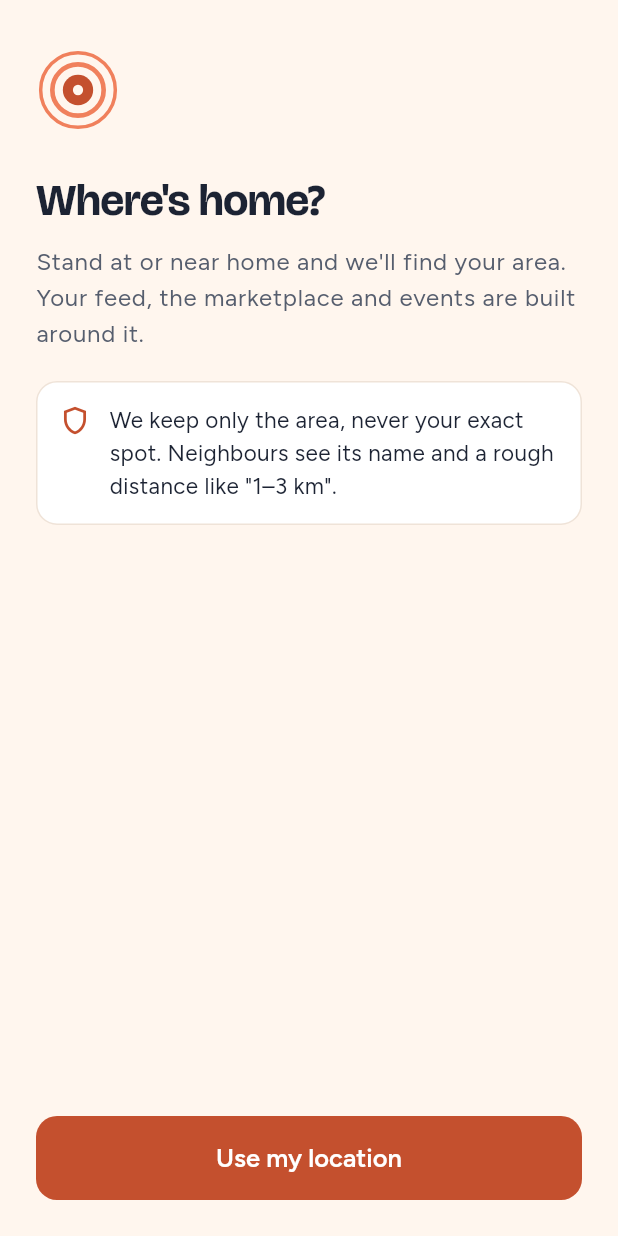
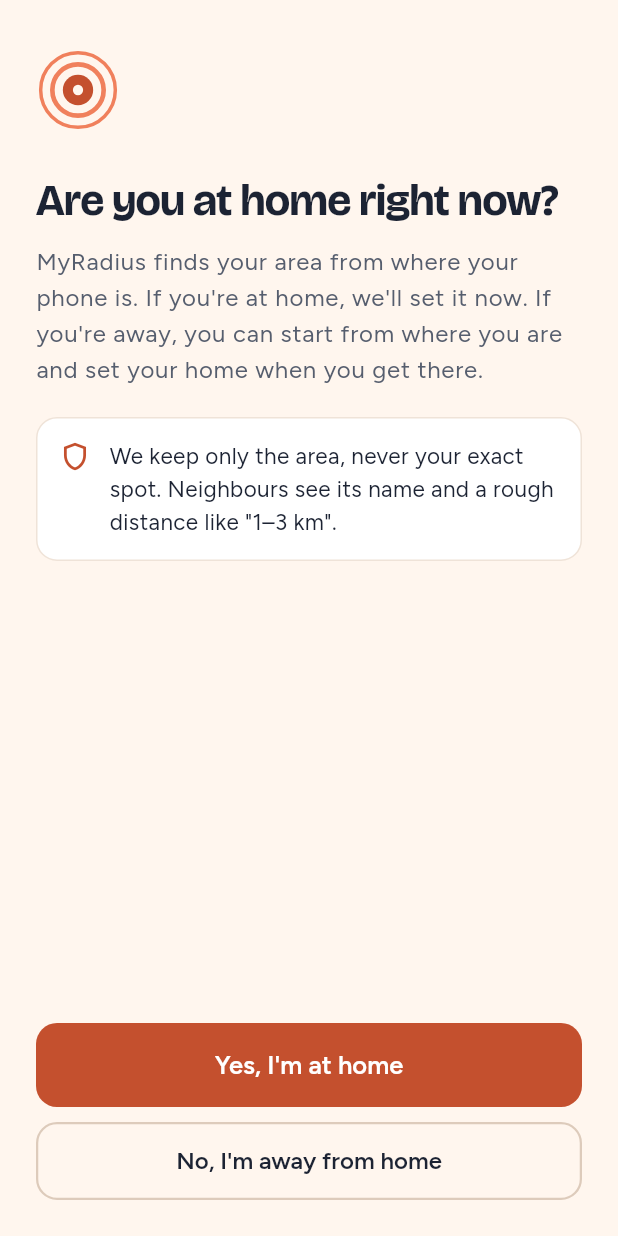
Before and after one commit to mosesgitonga/radius, a Flutter app: the HomeAreaScreen screen opened by its route, on a phone screen of 412 x 824 dp. Run offline on Flutter 3.47's test engine with Material 3 defaults, Android fonts, the phone set to English and light mode, and no system bars; our stand-ins replace cached_network_image, dio, flutter_riverpod, flutter_secure_storage, geolocator, go_router and 2 more; accounts and stored records are empty; network calls fail.

Commit message:
feat(mobile): ask whether the phone is at home, and remind until it is
The home step asks first; away, Home shows a card until the real home is set.
Privacy credits OpenStreetMap.

```diff
--- a/mobile/lib/features/auth/auth_models.dart
+++ b/mobile/lib/features/auth/auth_models.dart
@@ -69,6 +69,8 @@
     this.contactUnlockWindowDays = 7,
     this.presenceCheckDue = false,
     this.showInNearby = false,
+    this.homeProvisional = false,
+    this.homeConfirmBy,
   });
 
   factory Me.fromJson(Map<String, dynamic> json) => Me(
@@ -95,6 +97,8 @@
         contactUnlockWindowDays: json['contact_unlock_window_days'] as int? ?? 7,
         presenceCheckDue: json['presence_check_due'] as bool? ?? false,
         showInNearby: json['show_in_nearby'] as bool? ?? false,
+        homeProvisional: json['home_provisional'] as bool? ?? false,
+        homeConfirmBy: _date(json['home_confirm_by']),
       );
 
   static DateTime? _date(Object? value) => value == null ? null : DateTime.parse(value as String);
@@ -140,5 +144,10 @@
   /// Whether I chose to be listed in People nearby (decision M.8).
   final bool showInNearby;
 
+  /// Home was set away from home at sign-up; set the real one by [homeConfirmBy]
+  /// (decision M.10).
+  final bool homeProvisional;
+  final DateTime? homeConfirmBy;
+
   bool get deletionPending => deletionRequestedAt != null;
 }
--- a/mobile/lib/features/auth/auth_repository.dart
+++ b/mobile/lib/features/auth/auth_repository.dart
@@ -58,8 +58,13 @@
 
   /// Sends a GPS reading once; the server keeps only its area's cell and answers
   /// with the area's name. Nothing is stored on the phone.
-  Future<AreaLabel> setHome(Reading reading) async {
-    final data = Map<String, dynamic>.from(await _api.put('/me/location', body: reading.toJson()) as Map);
+  ///
+  /// With [atHome] false the person is signing up away from home: the home is
+  /// provisional until they set the real one (decision M.10).
+  Future<AreaLabel> setHome(Reading reading, {bool atHome = true}) async {
+    final data = Map<String, dynamic>.from(
+      await _api.put('/me/location', body: {...reading.toJson(), 'at_home': atHome}) as Map,
+    );
     return AreaLabel.fromJson(Map<String, dynamic>.from(data['area_label'] as Map));
   }
 
--- a/mobile/lib/features/auth/screens/home_area_screen.dart
+++ b/mobile/lib/features/auth/screens/home_area_screen.dart
@@ -8,9 +8,11 @@
 import '../../../core/widgets.dart';
 import '../auth_controller.dart';
 
-/// Setting the home area. The phone's position is read once and sent once; the
-/// server keeps only the area's cell and answers with its name. The app keeps
-/// nothing. Home is found only by GPS, never chosen (decision M.7).
+/// Setting the home area. Home is found only by GPS, never chosen (decision M.7),
+/// so the app first asks whether the phone is at home. Someone signing up away
+/// from home starts from where they are, provisionally, and sets the real home
+/// when they get there (decision M.10). The position is read once and sent once;
+/// the server keeps only the area's cell, and the app keeps nothing.
 class HomeAreaScreen extends ConsumerStatefulWidget {
   const HomeAreaScreen({super.key});
 
@@ -22,15 +24,17 @@
   bool _busy = false;
   String? _error;
   String? _areaName;
+  bool? _atHome;
 
-  Future<void> _useMyLocation() async {
+  Future<void> _useMyLocation({required bool atHome}) async {
     setState(() {
       _busy = true;
       _error = null;
+      _atHome = atHome;
     });
     try {
-      final reading = await const LocationReader().readHere();
-      final area = await ref.read(authRepositoryProvider).setHome(reading);
+      final reading = await ref.read(locationReaderProvider).readHere();
+      final area = await ref.read(authRepositoryProvider).setHome(reading, atHome: atHome);
       setState(() => _areaName = area.label);
     } on LocationProblem catch (problem) {
       setState(() => _error = problem.message);
@@ -47,6 +51,7 @@
   Widget build(BuildContext context) {
     final text = Theme.of(context).textTheme;
     final found = _areaName != null;
+    final away = _atHome == false;
     return Scaffold(
       body: SafeArea(
         child: Padding(
@@ -56,13 +61,25 @@
             children: [
               const Align(alignment: Alignment.centerLeft, child: RadiusMark(size: 56)),
               const SizedBox(height: 28),
-              Text(found ? 'Welcome to $_areaName' : "Where's home?", style: text.headlineMedium),
+              Text(
+                !found
+                    ? 'Are you at home right now?'
+                    : away
+                        ? "You're in $_areaName for now"
+                        : 'Welcome to $_areaName',
+                style: text.headlineMedium,
+              ),
               const SizedBox(height: 12),
               Text(
-                found
-                    ? 'Your feed, the marketplace and events are built around $_areaName.'
-                    : 'Stand at or near home and we\'ll find your area. Your feed, the '
-                        'marketplace and events are built around it.',
+                !found
+                    ? "MyRadius finds your area from where your phone is. If you're at home, we'll "
+                        "set it now. If you're away, you can start from where you are and set your "
+                        'home when you get there.'
+                    : away
+                        ? 'You can use everything from here for the next week. When you get home, set it '
+                            'from Me › Home area. Until then nothing you do here counts '
+                            'towards proving where you live.'
+                        : 'Your feed, the marketplace and events are built around $_areaName.',
                 style: text.bodyLarge?.copyWith(color: Palette.muted),
               ),
               const SizedBox(height: 20),
@@ -74,14 +91,29 @@
               FormError(_error),
               const Spacer(),
               if (found)
-                FilledButton(onPressed: _continue, child: const Text('This is home'))
-              else
-                BusyButton(label: 'Use my location', busy: _busy, onPressed: _useMyLocation),
+                FilledButton(onPressed: _continue, child: Text(away ? 'Continue' : 'This is home'))
+              else ...[
+                BusyButton(
+                  label: "Yes, I'm at home",
+                  busy: _busy && _atHome == true,
+                  onPressed: _busy ? null : () => _useMyLocation(atHome: true),
+                ),
+                const SizedBox(height: 10),
+                OutlinedButton(
+                  onPressed: _busy ? null : () => _useMyLocation(atHome: false),
+                  child: const Text("No, I'm away from home"),
+                ),
+              ],
               if (found) ...[
                 const SizedBox(height: 10),
                 OutlinedButton(
-                  onPressed: _busy ? null : _useMyLocation,
-                  child: const Text('Try again'),
+                  onPressed: _busy
+                      ? null
+                      : () => setState(() {
+                            _areaName = null;
+                            _atHome = null;
+                          }),
+                  child: const Text('Start again'),
                 ),
               ],
             ],
--- a/mobile/lib/features/me/screens/data_screens.dart
+++ b/mobile/lib/features/me/screens/data_screens.dart
@@ -219,7 +219,7 @@
       _error = null;
     });
     try {
-      final reading = await const LocationReader().readHere();
+      final reading = await ref.read(locationReaderProvider).readHere();
       final area = await ref.read(authRepositoryProvider).setHome(reading);
       await ref.read(authControllerProvider.notifier).refreshMe();
       setState(() => _moved = area.label);
@@ -237,8 +237,9 @@
     final text = Theme.of(context).textTheme;
     final auth = ref.watch(authControllerProvider);
     final me = auth is AuthSignedIn ? auth.me : null;
+    final provisional = me?.homeProvisional ?? false;
     final next = me?.nextHomeChangeAllowedAt;
-    final waiting = next != null && next.isAfter(DateTime.now());
+    final waiting = !provisional && next != null && next.isAfter(DateTime.now());
     return Scaffold(
       appBar: AppBar(title: const Text('Home area')),
       body: ListView(
@@ -249,7 +250,10 @@
           Text(
             _moved != null
                 ? 'Home is now $_moved. Your feed, the marketplace and services follow it.'
-                : 'Your feed, the marketplace and services are built around your home area.',
+                : provisional
+                    ? "You're using MyRadius from here for now. When you're at home, set it here"
+                        "${me?.homeConfirmBy == null ? '' : ' by ${shortDate(me!.homeConfirmBy!)}'}."
+                    : 'Your feed, the marketplace and services are built around your home area.',
             style: text.bodyLarge?.copyWith(color: Palette.muted),
           ),
           const SizedBox(height: 16),
@@ -266,7 +270,7 @@
           const SizedBox(height: 20),
           if (_moved == null)
             BusyButton(
-              label: "I've moved: use my location",
+              label: provisional ? "I'm at home now: use my location" : "I've moved: use my location",
               busy: _busy,
               onPressed: waiting ? null : _move,
             ),
--- a/mobile/lib/features/me/screens/settings_screens.dart
+++ b/mobile/lib/features/me/screens/settings_screens.dart
@@ -246,6 +246,12 @@
                 value: _showInNearby,
                 onChanged: _setShowInNearby,
               ),
+              const SizedBox(height: 24),
+              Text(
+                'Area names and boundaries: map data © OpenStreetMap contributors, '
+                'available under the Open Database Licence.',
+                style: text.bodySmall,
+              ),
             ],
           );
         },
```
Also changed, not shown: mobile/lib/features/feed/screens/feed_screen.dart (+52 -0 lines), 2 other files.
